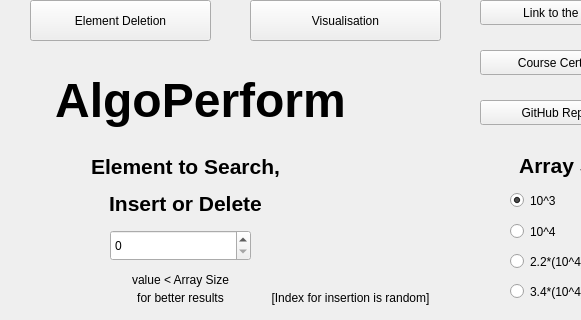
gaganyadav80/AlgoPerform, file mainwindow.ui: the form before one commit; both pictures show x 0 to 581 and y 90 to 410 of the 700 by 410 pixel window.
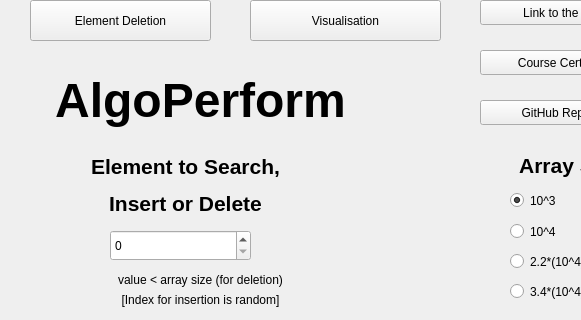
The form after the commit.

What changed in the file:
```diff
--- a/mainwindow.ui
+++ b/mainwindow.ui
@@ -218,36 +218,23 @@
    <widget class="QLabel" name="label">
     <property name="geometry">
      <rect>
-      <x>110</x>
+      <x>30</x>
       <y>360</y>
-      <width>141</width>
+      <width>341</width>
       <height>20</height>
      </rect>
     </property>
     <property name="text">
-     <string>&lt;html&gt;&lt;head/&gt;&lt;body&gt;&lt;p align=&quot;center&quot;&gt;value &amp;lt; Array Size&lt;/p&gt;&lt;/body&gt;&lt;/html&gt;</string>
-    </property>
-   </widget>
-   <widget class="QLabel" name="label_2">
-    <property name="geometry">
-     <rect>
-      <x>110</x>
-      <y>380</y>
-      <width>141</width>
-      <height>16</height>
-     </rect>
-    </property>
-    <property name="text">
-     <string>&lt;html&gt;&lt;head/&gt;&lt;body&gt;&lt;p align=&quot;center&quot;&gt;for better results&lt;/p&gt;&lt;/body&gt;&lt;/html&gt;</string>
+     <string>&lt;html&gt;&lt;head/&gt;&lt;body&gt;&lt;p align=&quot;center&quot;&gt;value &amp;lt; array size (for deletion)&lt;/p&gt;&lt;/body&gt;&lt;/html&gt;</string>
     </property>
    </widget>
    <widget class="QLabel" name="label_3">
     <property name="geometry">
      <rect>
-      <x>250</x>
+      <x>30</x>
       <y>380</y>
-      <width>201</width>
-      <height>16</height>
+      <width>341</width>
+      <height>20</height>
      </rect>
     </property>
     <property name="text">
```
Left out of the diff: 2 changed lines with no effect on the pictures.
